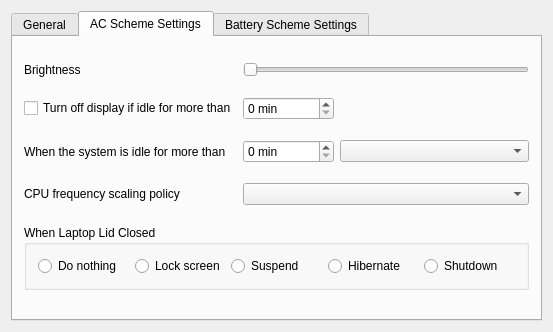
KDE/powerdevil, file kcmodule/dialog.ui: the form before one commit.
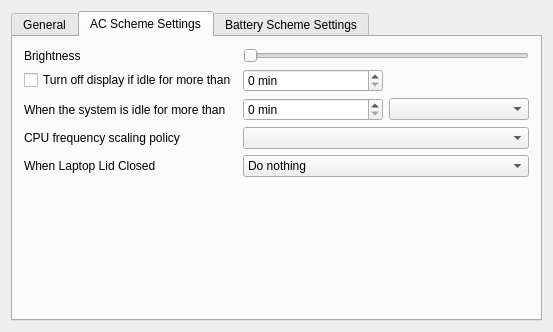
The form after the commit. The open tabs and pages were chosen to show the change.

Commit message: Use a comboBox instead of a group of buttons, also add spacers

The edit to the form file:
```diff
--- a/kcmodule/dialog.ui
+++ b/kcmodule/dialog.ui
@@ -76,14 +76,14 @@
        <rect>
         <x>0</x>
         <y>0</y>
-        <width>523</width>
-        <height>283</height>
+        <width>519</width>
+        <height>284</height>
        </rect>
       </property>
       <attribute name="title" >
        <string>AC Scheme Settings</string>
       </attribute>
-      <layout class="QGridLayout" name="gridLayout" >
+      <layout class="QGridLayout" name="gridLayout_2" >
        <item row="0" column="0" >
         <widget class="QLabel" name="PoweredBrightnessLabel" >
          <property name="text" >
@@ -94,7 +94,7 @@
          </property>
         </widget>
        </item>
-       <item row="0" column="1" colspan="3" >
+       <item row="0" column="1" colspan="2" >
         <widget class="QSlider" name="PoweredBrightnessSlider" >
          <property name="mouseTracking" >
           <bool>true</bool>
@@ -122,8 +122,25 @@
          </property>
         </widget>
        </item>
-       <item row="2" column="2" colspan="2" >
-        <widget class="QComboBox" name="PoweredIdleCombo" />
+       <item row="1" column="0" >
+        <widget class="QCheckBox" name="PoweredOffDisplayWhenIdle" >
+         <property name="toolTip" >
+          <string>Automatically turn off the display if idle for more than the set value.</string>
+         </property>
+         <property name="text" >
+          <string>Turn off display if idle for more than</string>
+         </property>
+        </widget>
+       </item>
+       <item row="1" column="1" >
+        <widget class="QSpinBox" name="PoweredDisplayIdleTime" >
+         <property name="toolTip" >
+          <string>Idle time after which the monitor should turn off</string>
+         </property>
+         <property name="suffix" >
+          <string> min</string>
+         </property>
+        </widget>
        </item>
        <item row="2" column="0" >
         <widget class="QLabel" name="PoweredIdleLabel" >
@@ -151,8 +168,8 @@
          </property>
         </widget>
        </item>
-       <item row="3" column="1" colspan="3" >
-        <widget class="QComboBox" name="PoweredFreqCombo" />
+       <item row="2" column="2" >
+        <widget class="QComboBox" name="PoweredIdleCombo" />
        </item>
        <item row="3" column="0" >
         <widget class="QLabel" name="PoweredFreqLabel" >
@@ -167,90 +184,57 @@
          </property>
         </widget>
        </item>
-       <item row="4" column="0" colspan="4" >
-        <widget class="QGroupBox" name="LaptopLidACRadios" >
-         <property name="sizePolicy" >
-          <sizepolicy vsizetype="Maximum" hsizetype="Preferred" >
-           <horstretch>0</horstretch>
-           <verstretch>0</verstretch>
-          </sizepolicy>
-         </property>
-         <property name="title" >
+       <item row="3" column="1" colspan="2" >
+        <widget class="QComboBox" name="PoweredFreqCombo" />
+       </item>
+       <item row="4" column="0" >
+        <widget class="QLabel" name="label" >
+         <property name="text" >
           <string>When Laptop Lid Closed</string>
          </property>
-         <layout class="QGridLayout" name="_3" >
-          <item row="0" column="0" >
-           <widget class="QRadioButton" name="laptopClosedACNone" >
+        </widget>
+       </item>
+       <item row="4" column="1" colspan="2" >
+        <widget class="QComboBox" name="laptopClosedACCombo" >
+         <item>
             <property name="text" >
              <string>Do nothing</string>
             </property>
-           </widget>
-          </item>
-          <item row="0" column="1" >
-           <widget class="QRadioButton" name="laptopClosedACBlank" >
+         </item>
+         <item>
             <property name="text" >
              <string>Lock screen</string>
             </property>
-           </widget>
-          </item>
-          <item row="0" column="2" >
-           <widget class="QRadioButton" name="laptopClosedACSuspend" >
-            <property name="toolTip" >
-             <string>Suspend to Memory</string>
-            </property>
-            <property name="whatsThis" >
-             <string>Suspend is a sleep state, the system will consume only very little energy when suspended</string>
-            </property>
+         </item>
+         <item>
             <property name="text" >
              <string>Suspend</string>
             </property>
-           </widget>
-          </item>
-          <item row="0" column="3" >
-           <widget class="QRadioButton" name="laptopClosedACHibernate" >
-            <property name="toolTip" >
-             <string>Suspend to Disk</string>
-            </property>
-            <property name="whatsThis" >
-             <string>Hibernate or "Suspend to Disk" is a deep sleepstate, allowing the system to power off completely</string>
-            </property>
+         </item>
+         <item>
             <property name="text" >
              <string>Hibernate</string>
             </property>
-           </widget>
-          </item>
-          <item row="0" column="4" >
-           <widget class="QRadioButton" name="laptopClosedACShutdown" >
-            <property name="toolTip" >
-             <string>Halt the machine</string>
-            </property>
+         </item>
+         <item>
             <property name="text" >
              <string>Shutdown</string>
             </property>
-           </widget>
-          </item>
-         </layout>
+         </item>
         </widget>
        </item>
-       <item row="1" column="0" >
-        <widget class="QCheckBox" name="PoweredOffDisplayWhenIdle" >
-         <property name="toolTip" >
-          <string>Automatically turn off the display if idle for more than the set value.</string>
+       <item row="5" column="0" colspan="3" >
+        <spacer name="verticalSpacer_2" >
+         <property name="orientation" >
+          <enum>Qt::Vertical</enum>
          </property>
-         <property name="text" >
-          <string>Turn off display if idle for more than</string>
+         <property name="sizeHint" stdset="0" >
+          <size>
+           <width>20</width>
+           <height>40</height>
+          </size>
          </property>
-        </widget>
-       </item>
-       <item row="1" column="1" >
-        <widget class="QSpinBox" name="PoweredDisplayIdleTime" >
-         <property name="toolTip" >
-          <string>Idle time after which the monitor should turn off</string>
-         </property>
-         <property name="suffix" >
-          <string> min</string>
-         </property>
-        </widget>
+        </spacer>
        </item>
       </layout>
      </widget>
@@ -266,7 +250,7 @@
       <attribute name="title" >
        <string>Battery Scheme Settings</string>
       </attribute>
-      <layout class="QGridLayout" name="gridLayout_2" >
+      <layout class="QGridLayout" name="gridLayout" >
        <item row="0" column="0" >
         <widget class="QLabel" name="BatteryBrightnessLabel" >
          <property name="text" >
@@ -442,6 +426,19 @@
          </layout>
         </widget>
        </item>
+       <item row="6" column="0" colspan="3" >
+        <spacer name="verticalSpacer_3" >
+         <property name="orientation" >
+          <enum>Qt::Vertical</enum>
+         </property>
+         <property name="sizeHint" stdset="0" >
+          <size>
+           <width>20</width>
+           <height>40</height>
+          </size>
+         </property>
+        </spacer>
+       </item>
       </layout>
      </widget>
     </widget>
```
Left out of the diff: 97 changed lines with no effect on the pictures. Lines whose indentation alone changed are shown as unchanged. The commit also changes 2 other files.
